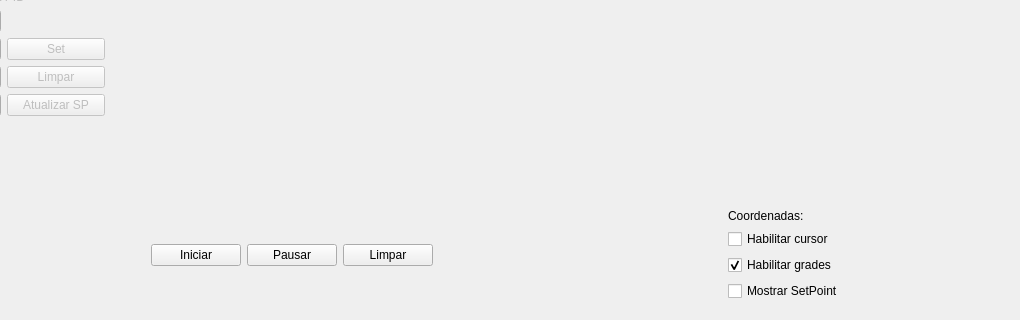
Above: untitled.ui from luizborgess/controlador-digital-firmata before the change; both pictures show x 182 to 1202 and y 466 to 786 of the 1202 by 786 pixel window. Below: the same form after it.
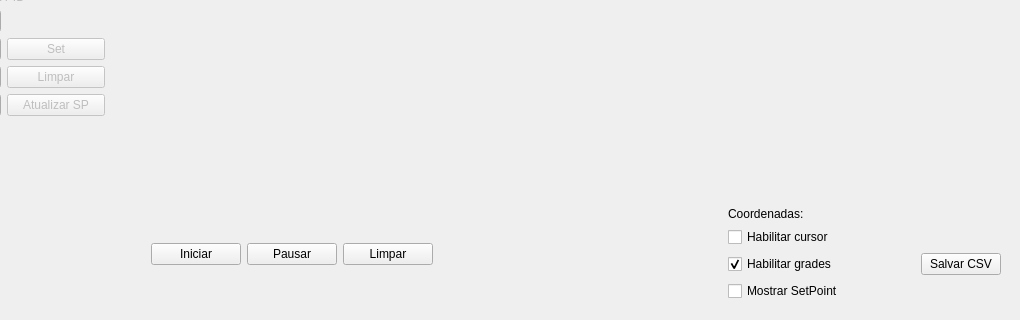
That is the form after the change. Custom widgets are drawn as their Qt base class.

The edit to the form file:
```diff
--- a/untitled.ui
+++ b/untitled.ui
@@ -815,14 +815,27 @@
      </layout>
     </item>
     <item row="12" column="4">
-     <layout class="QVBoxLayout" name="verticalLayout_2">
+     <layout class="QGridLayout" name="gridLayout_6">
       <property name="rightMargin">
        <number>10</number>
       </property>
       <property name="bottomMargin">
        <number>10</number>
       </property>
-      <item>
+      <item row="1" column="0">
+       <widget class="QCheckBox" name="enableCursor">
+        <property name="sizePolicy">
+         <sizepolicy hsizetype="Expanding" vsizetype="Fixed">
+          <horstretch>0</horstretch>
+          <verstretch>0</verstretch>
+         </sizepolicy>
+        </property>
+        <property name="text">
+         <string>Habilitar cursor</string>
+        </property>
+       </widget>
+      </item>
+      <item row="0" column="0">
        <widget class="QLabel" name="coordinates">
         <property name="sizePolicy">
          <sizepolicy hsizetype="Ignored" vsizetype="Preferred">
@@ -835,20 +848,14 @@
         </property>
        </widget>
       </item>
-      <item>
-       <widget class="QCheckBox" name="enableCursor">
-        <property name="sizePolicy">
-         <sizepolicy hsizetype="Expanding" vsizetype="Fixed">
-          <horstretch>0</horstretch>
-          <verstretch>0</verstretch>
-         </sizepolicy>
-        </property>
+      <item row="3" column="0">
+       <widget class="QCheckBox" name="enableSetPoint">
         <property name="text">
-         <string>Habilitar cursor</string>
+         <string>Mostrar SetPoint</string>
         </property>
        </widget>
       </item>
-      <item>
+      <item row="2" column="0">
        <widget class="QCheckBox" name="enableGrid">
         <property name="sizePolicy">
          <sizepolicy hsizetype="Expanding" vsizetype="Fixed">
@@ -864,10 +871,10 @@
         </property>
        </widget>
       </item>
-      <item>
-       <widget class="QCheckBox" name="enableSetPoint">
+      <item row="2" column="1">
+       <widget class="QPushButton" name="saveCsv">
         <property name="text">
-         <string>Mostrar SetPoint</string>
+         <string>Salvar CSV</string>
         </property>
        </widget>
       </item>
```
